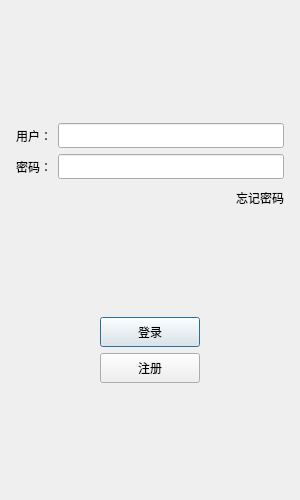
The window that client/logindialog.ui (beiyue99/wjfchat) describes before a commit, drawn with Qt 5.
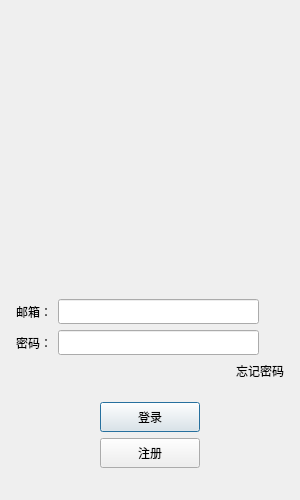
The same window after the commit. Icons and pictures are not drawn. Custom widgets are drawn as their Qt base class.

What changed in the file:
```diff
--- a/client/logindialog.ui
+++ b/client/logindialog.ui
@@ -25,9 +25,9 @@
   <property name="windowTitle">
    <string>Dialog</string>
   </property>
-  <layout class="QVBoxLayout" name="verticalLayout_2">
+  <layout class="QVBoxLayout" name="verticalLayout_3">
    <item>
-    <layout class="QVBoxLayout" name="verticalLayout">
+    <layout class="QVBoxLayout" name="verticalLayout_2">
      <property name="leftMargin">
       <number>5</number>
      </property>
@@ -41,10 +41,50 @@
       <number>5</number>
      </property>
      <item>
-      <widget class="QWidget" name="widget" native="true">
+      <widget class="QLabel" name="err_tip">
+       <property name="minimumSize">
+        <size>
+         <width>0</width>
+         <height>25</height>
+        </size>
+       </property>
+       <property name="maximumSize">
+        <size>
+         <width>16777215</width>
+         <height>25</height>
+        </size>
+       </property>
+       <property name="text">
+        <string/>
+       </property>
+       <property name="alignment">
+        <set>Qt::AlignCenter</set>
+       </property>
+      </widget>
+     </item>
+     <item>
+      <widget class="QWidget" name="head_widget" native="true">
+       <property name="minimumSize">
+        <size>
+         <width>200</width>
+         <height>230</height>
+        </size>
+       </property>
        <layout class="QGridLayout" name="gridLayout">
-        <item row="0" column="0">
-         <widget class="QLabel" name="label">
+        <item row="1" column="0">
+         <widget class="QLabel" name="head_label">
+          <property name="minimumSize">
+           <size>
+            <width>200</width>
+            <height>200</height>
+           </size>
+          </property>
+          <property name="maximumSize">
+           <size>
+            <width>200</width>
+            <height>200</height>
+           </size>
+          </property>
           <property name="text">
            <string/>
           </property>
@@ -56,65 +96,81 @@
           </property>
          </widget>
         </item>
-        <item row="1" column="0">
-         <spacer name="verticalSpacer">
-          <property name="orientation">
-           <enum>Qt::Vertical</enum>
-          </property>
-          <property name="sizeHint" stdset="0">
-           <size>
-            <width>20</width>
-            <height>40</height>
-           </size>
-          </property>
-         </spacer>
-        </item>
        </layout>
       </widget>
      </item>
      <item>
-      <layout class="QHBoxLayout" name="horizontalLayout">
-       <item>
-        <widget class="QLabel" name="user_Label">
-         <property name="minimumSize">
-          <size>
-           <width>0</width>
-           <height>25</height>
-          </size>
-         </property>
-         <property name="maximumSize">
-          <size>
-           <width>16777215</width>
-           <height>25</height>
-          </size>
-         </property>
-         <property name="text">
-          <string>用户：</string>
-         </property>
-        </widget>
-       </item>
-       <item>
-        <widget class="QLineEdit" name="user_Edit">
-         <property name="minimumSize">
-          <size>
-           <width>0</width>
-           <height>25</height>
-          </size>
-         </property>
-         <property name="maximumSize">
-          <size>
-           <width>16777215</width>
-           <height>25</height>
-          </size>
-         </property>
-        </widget>
-       </item>
-      </layout>
+      <spacer name="verticalSpacer_3">
+       <property name="orientation">
+        <enum>Qt::Vertical</enum>
+       </property>
+       <property name="sizeHint" stdset="0">
+        <size>
+         <width>20</width>
+         <height>40</height>
+        </size>
+       </property>
+      </spacer>
      </item>
      <item>
       <layout class="QHBoxLayout" name="horizontalLayout_2">
        <item>
-        <widget class="QLabel" name="pass_Label">
+        <widget class="QLabel" name="email_lb">
+         <property name="minimumSize">
+          <size>
+           <width>0</width>
+           <height>25</height>
+          </size>
+         </property>
+         <property name="maximumSize">
+          <size>
+           <width>16777215</width>
+           <height>25</height>
+          </size>
+         </property>
+         <property name="text">
+          <string>邮箱：</string>
+         </property>
+        </widget>
+       </item>
+       <item>
+        <widget class="QLineEdit" name="email_edit">
+         <property name="minimumSize">
+          <size>
+           <width>0</width>
+           <height>25</height>
+          </size>
+         </property>
+         <property name="maximumSize">
+          <size>
+           <width>16777215</width>
+           <height>25</height>
+          </size>
+         </property>
+        </widget>
+       </item>
+       <item>
+        <spacer name="horizontalSpacer_6">
+         <property name="orientation">
+          <enum>Qt::Horizontal</enum>
+         </property>
+         <property name="sizeType">
+          <enum>QSizePolicy::Fixed</enum>
+         </property>
+         <property name="sizeHint" stdset="0">
+          <size>
+           <width>25</width>
+           <height>20</height>
+          </size>
+         </property>
+        </spacer>
+       </item>
+      </layout>
+     </item>
+     <item>
+      <layout class="QHBoxLayout" name="horizontalLayout_3">
+       <item>
+        <widget class="QLabel" name="pass_label">
          <property name="minimumSize">
           <size>
            <width>0</width>
@@ -133,7 +189,7 @@
         </widget>
        </item>
        <item>
-        <widget class="QLineEdit" name="pass_Edit">
+        <widget class="QLineEdit" name="pass_edit">
          <property name="minimumSize">
           <size>
            <width>0</width>
@@ -148,10 +204,26 @@
          </property>
         </widget>
        </item>
+       <item>
+        <spacer name="horizontalSpacer_7">
+         <property name="orientation">
+          <enum>Qt::Horizontal</enum>
+         </property>
+         <property name="sizeType">
+          <enum>QSizePolicy::Fixed</enum>
+         </property>
+         <property name="sizeHint" stdset="0">
+          <size>
+           <width>25</width>
+           <height>20</height>
+          </size>
+         </property>
+        </spacer>
+       </item>
       </layout>
      </item>
      <item>
-      <layout class="QHBoxLayout" name="horizontalLayout_9">
+      <layout class="QHBoxLayout" name="horizontalLayout_4">
        <item>
         <spacer name="horizontalSpacer">
          <property name="orientation">
@@ -166,19 +238,7 @@
         </spacer>
        </item>
        <item>
-        <widget class="QLabel" name="forget_label">
-         <property name="minimumSize">
-          <size>
-           <width>0</width>
-           <height>25</height>
-          </size>
-         </property>
-         <property name="maximumSize">
-          <size>
-           <width>16777215</width>
-           <height>25</height>
-          </size>
-         </property>
+        <widget class="ClickedLabel" name="forget_label">
          <property name="text">
           <string>忘记密码</string>
          </property>
@@ -200,7 +260,7 @@
       </spacer>
      </item>
      <item>
-      <layout class="QHBoxLayout" name="horizontalLayout_10">
+      <layout class="QHBoxLayout" name="horizontalLayout_5">
        <item>
         <spacer name="horizontalSpacer_2">
          <property name="orientation">
@@ -243,7 +303,7 @@
       </layout>
      </item>
      <item>
-      <layout class="QHBoxLayout" name="horizontalLayout_11">
+      <layout class="QHBoxLayout" name="horizontalLayout_6">
        <item>
         <spacer name="horizontalSpacer_4">
          <property name="orientation">
@@ -286,7 +346,7 @@
       </layout>
      </item>
      <item>
-      <spacer name="verticalSpacer_3">
+      <spacer name="verticalSpacer">
        <property name="orientation">
         <enum>Qt::Vertical</enum>
        </property>
@@ -302,8 +362,13 @@
    </item>
   </layout>
  </widget>
- <resources>
-  <include location="resources.qrc"/>
- </resources>
+ <customwidgets>
+  <customwidget>
+   <class>ClickedLabel</class>
+   <extends>QLabel</extends>
+   <header>clickedlabel.h</header>
+  </customwidget>
+ </customwidgets>
+ <resources/>
  <connections/>
 </ui>
```
Left out of the diff: 10 changed lines with no effect on the pictures.
